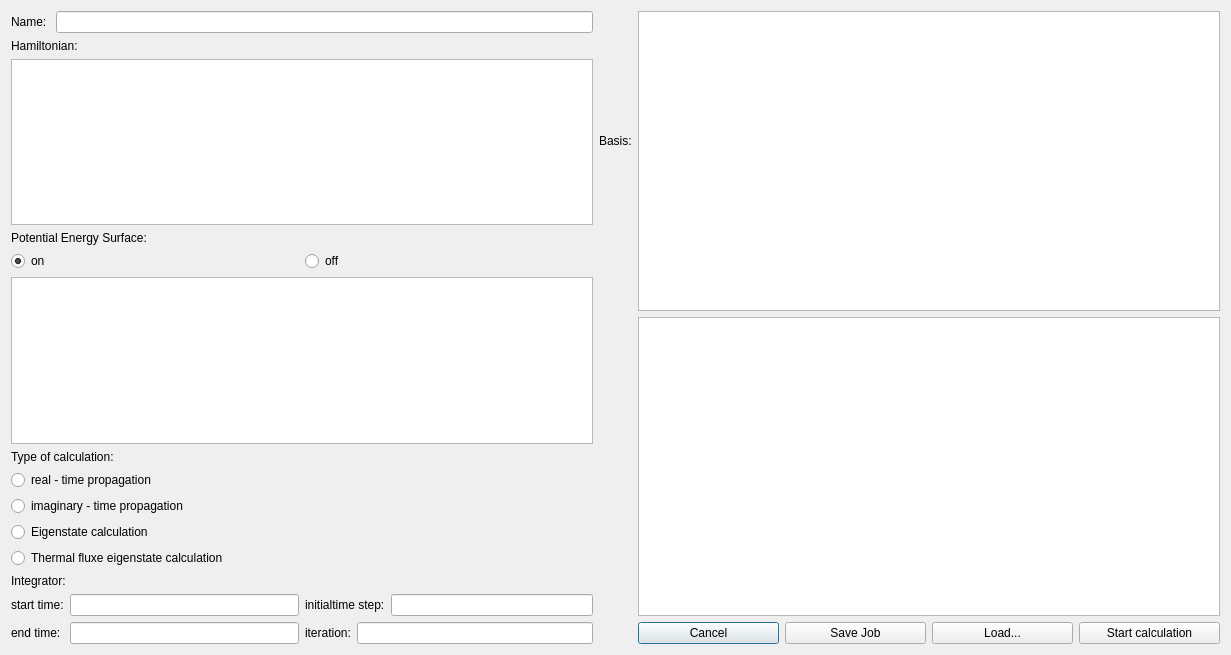
pietiep/Qt-with-Python, file GUI/dialogA.ui: the form before one commit.
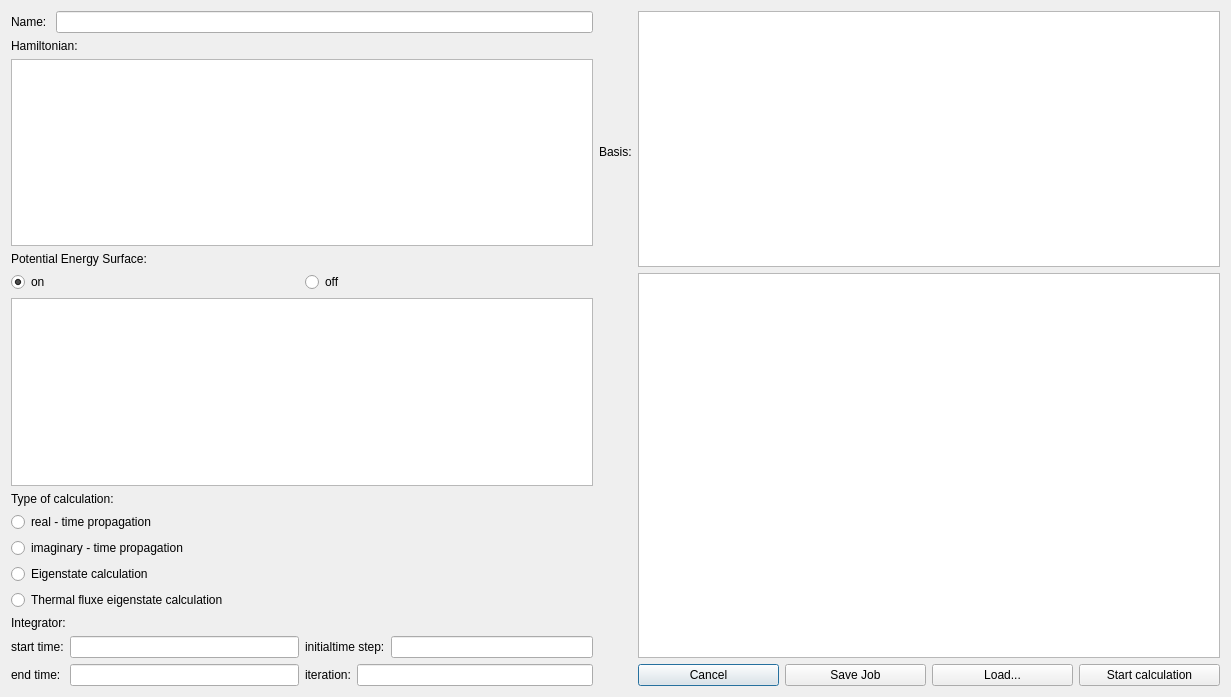
The form after the commit.

What changed in the file:
```diff
--- a/GUI/dialogA.ui
+++ b/GUI/dialogA.ui
@@ -10,7 +10,7 @@
     <x>0</x>
     <y>0</y>
     <width>1231</width>
-    <height>655</height>
+    <height>697</height>
    </rect>
   </property>
   <property name="contextMenuPolicy">
@@ -25,7 +25,7 @@
   <property name="autoFillBackground">
    <bool>true</bool>
   </property>
-  <layout class="QGridLayout" name="gridLayout">
+  <layout class="QGridLayout" name="gridLayout" columnstretch="0,0,0" rowminimumheight="40,60" columnminimumwidth="0,0,0">
    <item row="0" column="0">
     <layout class="QVBoxLayout" name="verticalLayout_2">
      <item>
@@ -96,7 +96,7 @@
     </widget>
    </item>
    <item row="0" column="2" rowspan="2">
-    <layout class="QVBoxLayout" name="verticalLayout_4">
+    <layout class="QVBoxLayout" name="verticalLayout_4" stretch="40,60,0">
      <item>
       <widget class="QTreeView" name="uiTree"/>
      </item>
```
